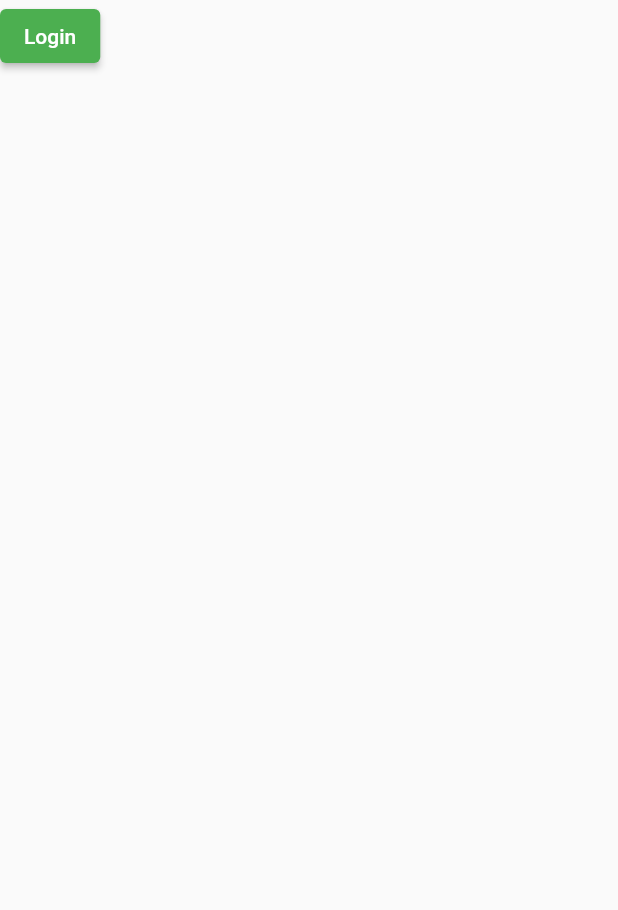
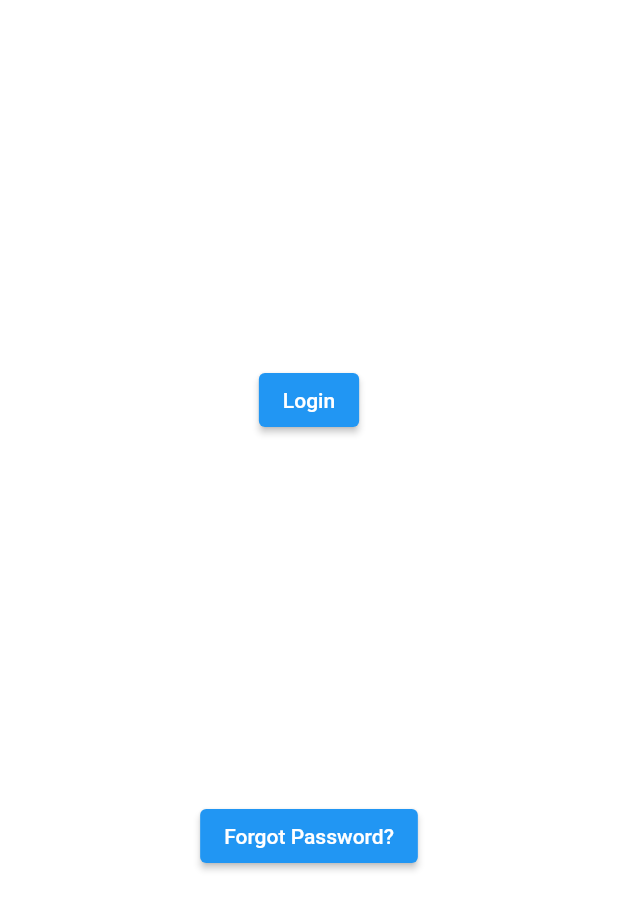
Before and after one commit to bohuie/webforms, a Flutter app: the screen it shows after launch, after a tap on "Login", on a phone screen of 412 x 824 dp. Shown: the top 910 px of the screen. Run offline on Flutter 3.47's test engine with Material 2 defaults, Android fonts, the phone set to English and light mode, and no system bars.

Commit message:
Pushing login and forgot function

```diff
--- /dev/null
+++ b/webforms/lib/forgotpassword.dart
@@ -0,0 +1,27 @@
+import 'package:flutter/material.dart';
+import 'package:webforms/login.dart';
+
+
+class ForgotPassword extends StatelessWidget {
+  const ForgotPassword({super.key});
+
+  @override
+  Widget build(BuildContext context) {
+    return MaterialApp(
+      debugShowCheckedModeBanner: false,
+      home: Scaffold(
+        body: ElevatedButton(
+          child: Text('Submit'),
+          onPressed: () {
+            navigate(context);
+          },
+          style: ElevatedButton.styleFrom(primary: Colors.green),
+        ),
+      )
+    );
+  }
+
+  void navigate(BuildContext context) {
+    Navigator.of(context).pushReplacement(MaterialPageRoute(builder: (context) => Login()));
+  }
+}
--- a/webforms/lib/login.dart
+++ b/webforms/lib/login.dart
@@ -1,22 +1,35 @@
 import 'package:flutter/material.dart';
+import 'package:webforms/forgotpassword.dart';
 import 'loggedinhome.dart';
+import 'forgotpassword.dart';
 
-class login extends StatelessWidget {
-  const login({super.key});
+class Login extends StatelessWidget {
+  const Login({super.key});
 
   @override
   Widget build(BuildContext context) {
-    return MaterialApp(
-        debugShowCheckedModeBanner: false,
-        home: Scaffold(
-          body: ElevatedButton(
+    return Column(
+      mainAxisAlignment: MainAxisAlignment.spaceEvenly,
+      children: [loginbutton(), forgotpassword()],
+    );
+  }
+}
+
+class loginbutton extends StatelessWidget {
+  const loginbutton({super.key});
+  @override
+  Widget build(BuildContext context) {
+    return Row(
+      mainAxisAlignment: MainAxisAlignment.spaceEvenly,
+      children: [
+        ElevatedButton(
             child: Text('Login'),
             onPressed: () {
               navigate(context);
             },
-            style: ElevatedButton.styleFrom(primary: Colors.green),
-          ),
-        ));
+            style: ElevatedButton.styleFrom(primary: Colors.blue))
+      ],
+    );
   }
 
   void navigate(BuildContext context) {
@@ -24,3 +37,26 @@ class login extends StatelessWidget {
         MaterialPageRoute(builder: (context) => LoggedInPage()));
   }
 }
+
+class forgotpassword extends StatelessWidget {
+  const forgotpassword({super.key});
+  @override
+  Widget build(BuildContext context) {
+    return Row(
+      mainAxisAlignment: MainAxisAlignment.spaceEvenly,
+      children: [
+        ElevatedButton(
+            child: Text('Forgot Password?'),
+            onPressed: () {
+              navForgotPassword(context);
+            },
+            style: ElevatedButton.styleFrom(primary: Colors.blue))
+      ],
+    );
+  }
+
+  void navForgotPassword(BuildContext context) {
+    Navigator.of(context).pushReplacement(
+        MaterialPageRoute(builder: (context) => ForgotPassword()));
+  }
+}
--- a/webforms/lib/main.dart
+++ b/webforms/lib/main.dart
@@ -59,7 +59,7 @@ class _MyHomePageState extends State<MyHomePage> {
 
   }
   void navigatelogin(BuildContext context) {
-    Navigator.of(context).pushReplacement(MaterialPageRoute(builder: (context) => login()));
+    Navigator.of(context).pushReplacement(MaterialPageRoute(builder: (context) => Login()));
   }
 
 }
```
Also changed, not shown: webforms/lib/createstaffaccounts.dart (added), webforms/lib/managestaffacounts.dart (added).
